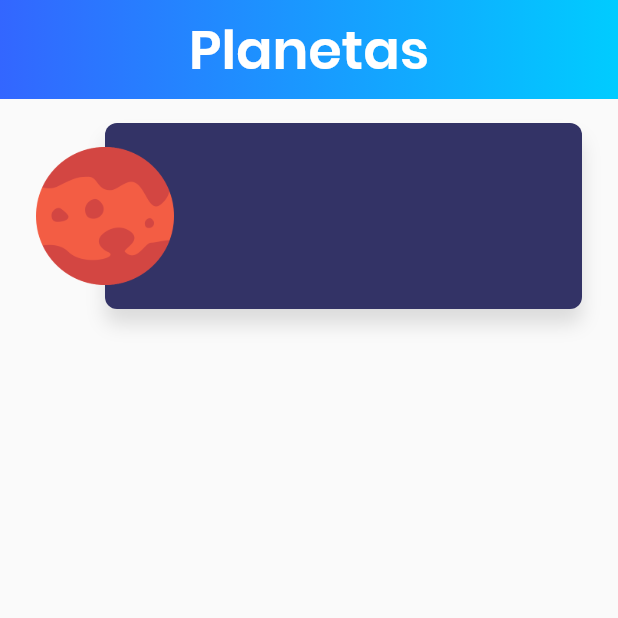
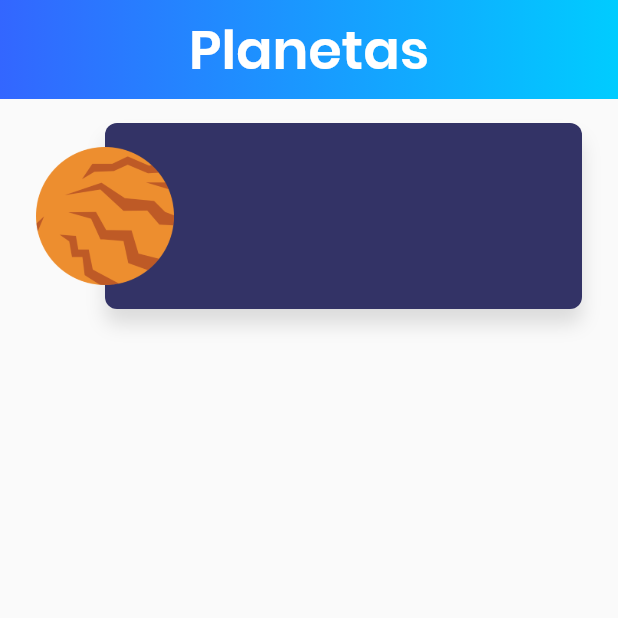
Before and after one commit to damadormoreno/planetas_flutter, a Flutter app: the screen it shows after launch, on a phone screen of 412 x 824 dp, the top half of it. Run offline on Flutter 3.47's test engine with Material 2 defaults, Android fonts, the phone set to English and light mode, and no system bars.

```diff
--- /dev/null
+++ b/lib/data/local/FactoryPlanets.dart
@@ -0,0 +1,97 @@
+import 'package:planets_flutter/data/models/Planet.dart';
+
+class FactoryPlanets {
+List<Planet> planets = [
+  const Planet(
+    id: "1",
+    name : "Mercurio",
+    location : "Sistema solar",
+    distance : "Muy lejos",
+    gravity : "3.7 m/s",
+    description: "Lorem ipsum",
+    image : "assets/img/mercury.png",
+  ),
+  const Planet(
+    id: "2",
+    name : "Venus",
+    location : "Sistema solar",
+    distance : "Muy lejos",
+    gravity : "3.7 m/s",
+    description: "Lorem ipsum",
+    image : "assets/img/venus.png",
+  ),
+  const Planet(
+    id: "3",
+    name : "Tierra",
+    location : "Sistema solar",
+    distance : "Muy lejos",
+    gravity : "3.7 m/s",
+    description: "Lorem ipsum",
+    image : "assets/img/earth.png",
+  ),
+  const Planet(
+    id: "4",
+    name : "Marte",
+    location : "Sistema solar",
+    distance : "Muy lejos",
+    gravity : "3.7 m/s",
+    description: "Lorem ipsum",
+    image : "assets/img/mars.png",
+  ),
+  const Planet(
+    id: "5",
+    name : "Jupiter",
+    location : "Sistema solar",
+    distance : "Muy lejos",
+    gravity : "3.7 m/s",
+    description: "Lorem ipsum",
+    image : "assets/img/jupiter.jpg",
+  ),
+  const Planet(
+    id: "6",
+    name : "Saturno",
+    location : "Sistema solar",
+    distance : "Muy lejos",
+    gravity : "3.7 m/s",
+    description: "Lorem ipsum",
+    image : "assets/img/saturn.png",
+  ),
+  const Planet(
+    id: "7",
+    name : "Urano",
+    location : "Sistema solar",
+    distance : "Muy lejos",
+    gravity : "3.7 m/s",
+    description: "Lorem ipsum",
+    image : "assets/img/urano.png",
+  ),
+  const Planet(
+    id: "8",
+    name : "Neptuno",
+    location : "Sistema solar",
+    distance : "Muy lejos",
+    gravity : "3.7 m/s",
+    description: "Lorem ipsum",
+    image : "assets/img/neptune.png",
+  ),
+  const Planet(
+    id: "9",
+    name : "Pluton",
+    location : "Sistema solar",
+    distance : "Muy lejos",
+    gravity : "3.7 m/s",
+    description: "Lorem ipsum",
+    image : "assets/img/pluton.png",
+  ),
+  const Planet(
+    id: "10",
+    name : "Luna",
+    location : "Sistema solar",
+    distance : "Muy lejos",
+    gravity : "3.7 m/s",
+    description: "Lorem ipsum",
+    image : "assets/img/moon.png",
+  ),
+];
+
+}
--- /dev/null
+++ b/lib/data/models/Planet.dart
@@ -0,0 +1,14 @@
+class Planet{
+  final String id;
+  final String name;
+  final String location;
+  final String distance;
+  final String gravity;
+  final String description;
+  final String image;
+
+  const Planet({this.id, this.name, this.location, this.distance, this.gravity,
+  this.description, this.image});
+
+
+}
--- a/lib/ui/home/HomePageBody.dart
+++ b/lib/ui/home/HomePageBody.dart
@@ -1,10 +1,14 @@
 import 'package:flutter/material.dart';
+import 'package:planets_flutter/data/local/FactoryPlanets.dart';
+import 'package:planets_flutter/data/models/Planet.dart';
 import 'package:planets_flutter/ui/home/PlanetRow.dart';
 
 class HomePageBody extends StatelessWidget{
+
+  final List<Planet> planets = new FactoryPlanets().planets;
   @override
   Widget build(BuildContext context) {
-    return new PlanetRow();
+    return new PlanetRow(planets[0]);
   }
 
 }
--- a/lib/ui/home/PlanetRow.dart
+++ b/lib/ui/home/PlanetRow.dart
@@ -1,6 +1,11 @@
 import 'package:flutter/material.dart';
+import 'package:planets_flutter/data/models/Planet.dart';
 
 class PlanetRow extends StatelessWidget {
+  final Planet planet;
+
+  PlanetRow(this.planet);
+
   @override
   Widget build(BuildContext context) {
 
@@ -8,7 +13,7 @@ class PlanetRow extends StatelessWidget {
       margin: new EdgeInsets.symmetric(vertical: 16.0),
       alignment: FractionalOffset.centerLeft,
       child: new Image(
-        image: new AssetImage("assets/img/mars.png"),
+        image: new AssetImage(planet.image),
         height: 92.0,
         width: 92.0,
       ),
```
Also changed, not shown: pubspec.yaml (+11 -0 lines), assets/fonts/Poppins-Regular.ttf (added), assets/img/earth.png (added), assets/img/jupiter.jpg (added), assets/img/mercury.png (added), assets/img/moon.png (added), assets/img/neptune.png (added), assets/img/pluton.png (added), assets/img/saturn.png (added), assets/img/urano.png (added), assets/img/venus.png (added).
